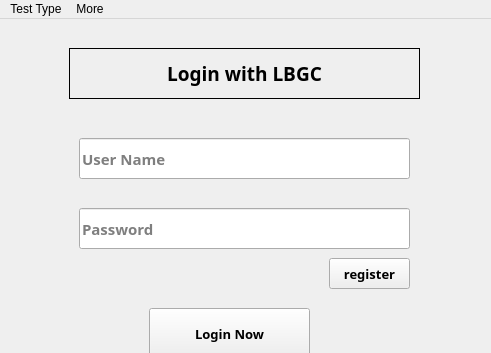
Before: the Qt Designer form coding/simulationclient/src/ui/mainwindow.ui in BrandoGH/lbgs, drawn with Qt 5; both pictures show x 0 to 491 and y 0 to 353 of the 1305 by 881 pixel window.
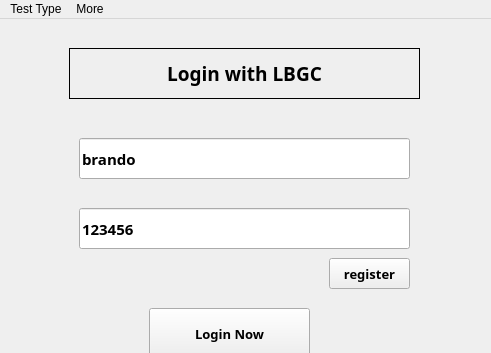
After: the same form once the commit is applied.

Commit message: Simulate the login process

What changed in the file:
```diff
--- a/coding/simulationclient/src/ui/mainwindow.ui
+++ b/coding/simulationclient/src/ui/mainwindow.ui
@@ -372,7 +372,7 @@
          </font>
         </property>
         <property name="text">
-         <string/>
+         <string>brando</string>
         </property>
         <property name="placeholderText">
          <string>User Name</string>
@@ -397,7 +397,7 @@
          </font>
         </property>
         <property name="text">
-         <string/>
+         <string>123456</string>
         </property>
         <property name="placeholderText">
          <string>Password</string>
```
The commit also changes 2 other files.
